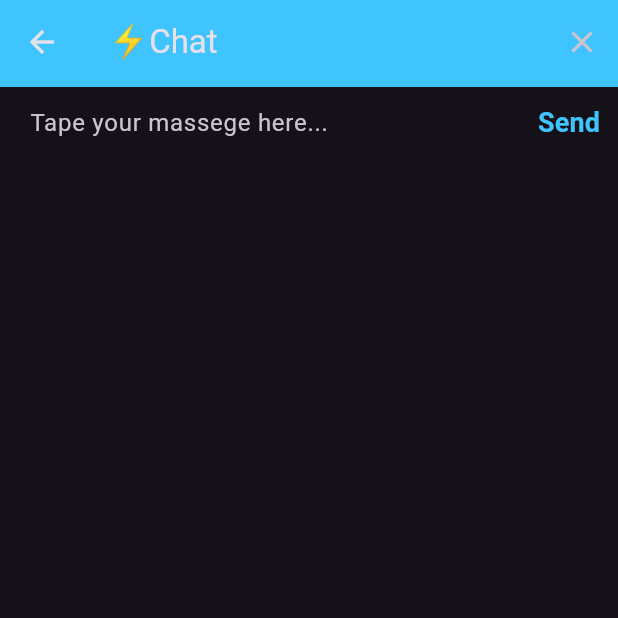
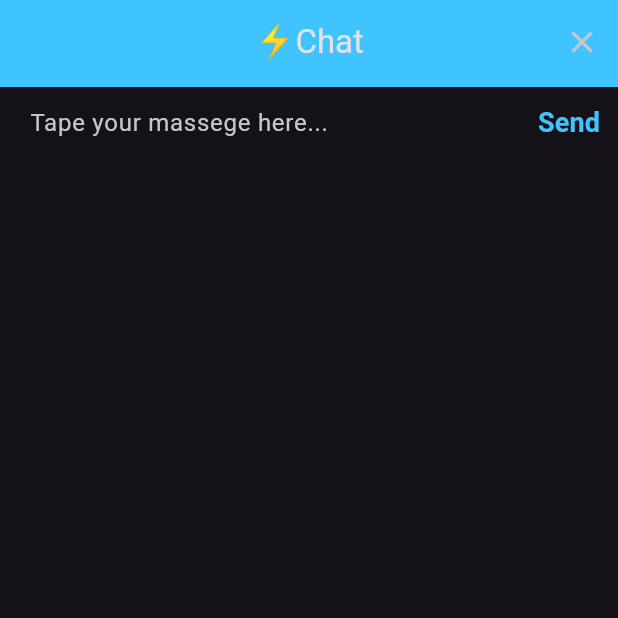
Before and after one commit to Metel-Sky/flash_chat, a Flutter app: the ChatScreen screen opened directly, on a phone screen of 412 x 824 dp, the top half of it. Run offline on Flutter 3.47's test engine with Material 3 defaults, Android fonts, the phone set to English and light mode, and no system bars.

Commit message:
flash chat

```diff
--- a/lib/main.dart
+++ b/lib/main.dart
@@ -30,6 +30,11 @@ class FlashChat extends StatelessWidget {
       // home вказує, який екран буде першим, коли ми запускаємо додаток.
       // Тут першим екраном буде WelcomeScreen.
       home: WelcomeScreen(),
+      routes: {//TODO---------------------так налаштовуються маршрути між сторінками------------
+        'login_screen': (context) => LoginScreen(),
+        'registration_screen': (context) => RegistrationScreen(),
+        'chat_screen': (context) => ChatScreen(),
+      },
     ); //1
   }
 }
--- a/lib/screens/chat_screen.dart
+++ b/lib/screens/chat_screen.dart
@@ -14,6 +14,7 @@ class _ChatScreenState extends State<ChatScreen> {
   Widget build(BuildContext context) {
     return Scaffold(
       appBar: AppBar(
+        automaticallyImplyLeading: false,
         leading: null, // Відсутність іконки зліва.
         actions: <Widget>[
           IconButton(
@@ -23,7 +24,8 @@ class _ChatScreenState extends State<ChatScreen> {
                 // Дія, яка виконується при натисканні на кнопку (наприклад, вихід з облікового запису).
               }),
         ],
-        title: const Text('⚡️Chat'), // Заголовок, що відображається в верхній панелі додатку.
+        title: const Text('⚡️Chat'),
+        centerTitle: true,// Заголовок, що відображається в верхній панелі додатку.
         backgroundColor: Colors.lightBlueAccent, // Колір фону AppBar.
       ),
       body: SafeArea(
--- a/lib/screens/login_screen.dart
+++ b/lib/screens/login_screen.dart
@@ -82,6 +82,7 @@ class _LoginScreenState extends State<LoginScreen> {
                 elevation: 5.0, // Ефект тіні, що створює візуальне підняття кнопки.
                 child: MaterialButton(
                   onPressed: () {
+                    Navigator.pushNamed(context, 'chat_screen');
                     //Implement login functionality.
                     // Тут виконується дія при натисканні на кнопку, наприклад, вхід користувача в систему.
                   },
--- a/lib/screens/registration_screen.dart
+++ b/lib/screens/registration_screen.dart
@@ -82,6 +82,7 @@ class _RegistrationScreenState extends State<RegistrationScreen> {
                 elevation: 5.0, // Ефект тіні, що створює візуальне підняття кнопки.
                 child: MaterialButton(
                   onPressed: () {
+                    Navigator.pushNamed(context, 'chat_screen');
                     //Implement registration functionality.
                     // Тут виконується дія при натисканні на кнопку, наприклад, реєстрація користувача.
                   },
--- a/lib/screens/welcome_screen.dart
+++ b/lib/screens/welcome_screen.dart
@@ -1,3 +1,4 @@
+import 'package:flash_chat/screens/login_screen.dart';
 import 'package:flutter/material.dart'; // Імпорт бібліотеки Material для використання віджетів та стилів.
 
 class WelcomeScreen extends StatefulWidget {
@@ -43,6 +44,7 @@ class _WelcomeScreenState extends State<WelcomeScreen> {
                 borderRadius: BorderRadius.circular(30.0), // Задає округлі кути з радіусом 30 пікселів.
                 child: MaterialButton(
                   onPressed: () {
+                    Navigator.pushNamed(context, "login_screen");//--------------------перехід до LOGIN_SCREEN page
                     //Go to loginscreen.
                     // Дія, яка виконується при натисканні кнопки (наприклад, перехід на екран входу).
                   },
@@ -60,6 +62,7 @@ class _WelcomeScreenState extends State<WelcomeScreen> {
                 elevation: 5, // Ефект тіні для кнопки.
                 child: MaterialButton(
                   onPressed: () {
+                    Navigator.pushNamed(context, "registration_screen");
                     //Go to register screen.
                     // Дія, яка виконується при натисканні кнопки (наприклад, перехід на екран реєстрації).
                   },
```
